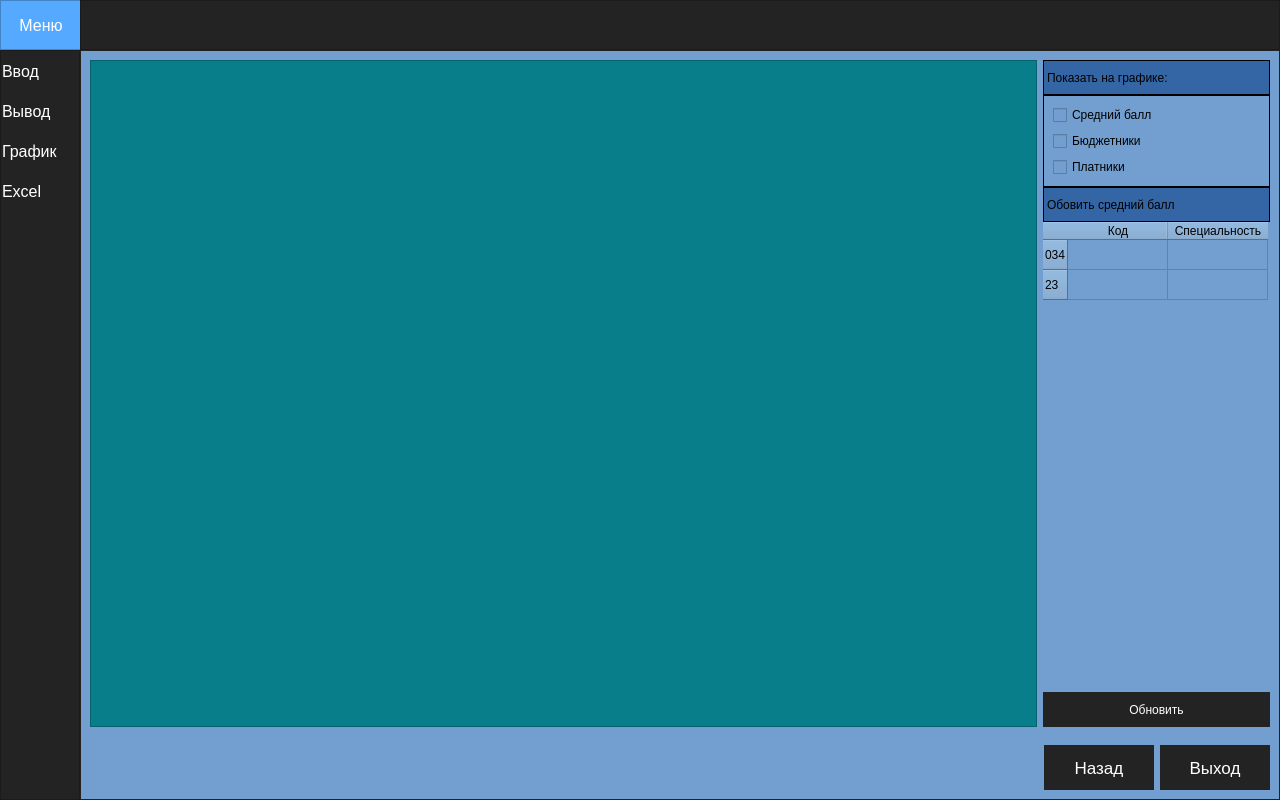
Qt form ui_interface/ui_graph.ui (Yoonoma/Working-CPO) before a commit.
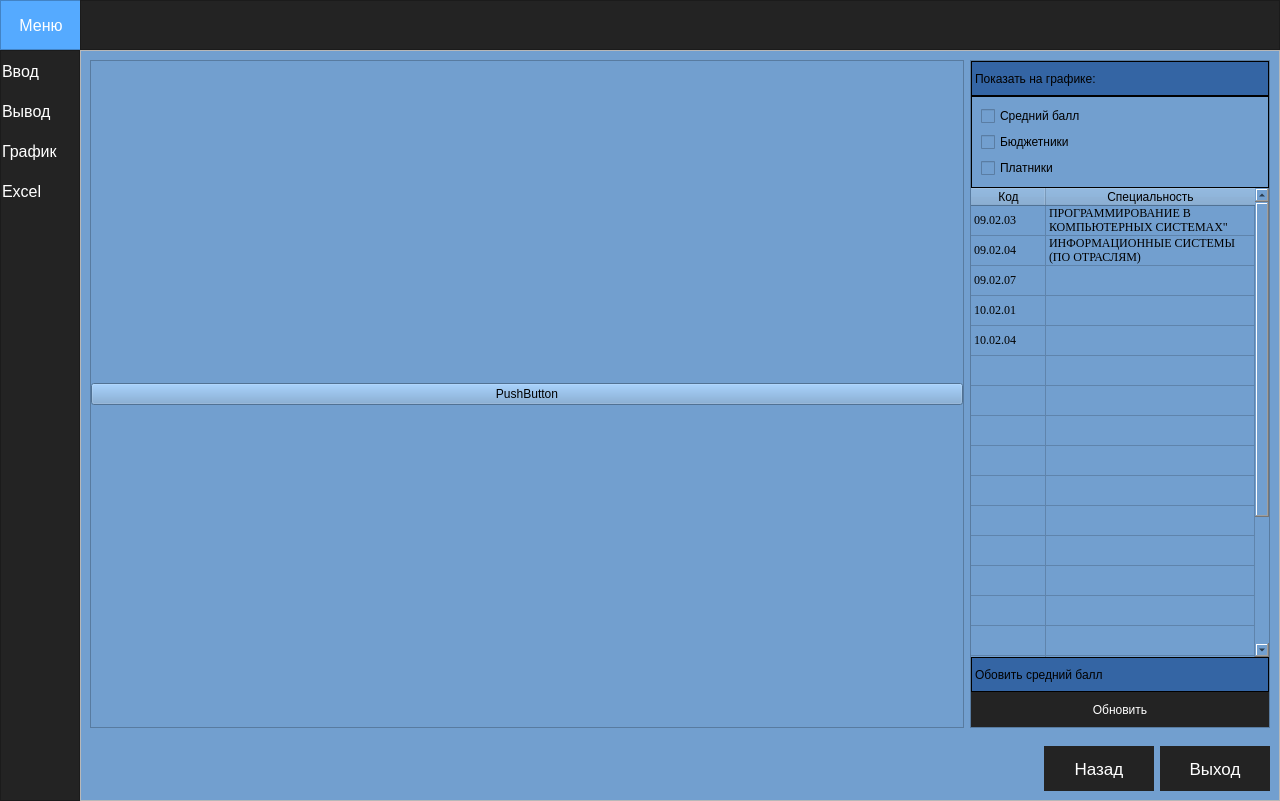
The same form after that commit. Icons and pictures are not drawn.

Commit message: V2 Проект готов. Осталось доработать дизайн

What changed in the file:
```diff
--- a/ui_interface/ui_graph.ui
+++ b/ui_interface/ui_graph.ui
@@ -7,7 +7,7 @@
     <x>0</x>
     <y>0</y>
     <width>1280</width>
-    <height>800</height>
+    <height>801</height>
    </rect>
   </property>
   <property name="minimumSize">
@@ -16,12 +16,17 @@
     <height>800</height>
    </size>
   </property>
+  <property name="maximumSize">
+   <size>
+    <width>16777215</width>
+    <height>16777215</height>
+   </size>
+  </property>
   <property name="windowTitle">
    <string>Образовательная деятельность СПО</string>
   </property>
   <property name="styleSheet">
-   <string notr="true">background-color: rgb(45, 45, 45);
-</string>
+   <string notr="true"/>
   </property>
   <widget class="QWidget" name="centralwidget">
    <layout class="QVBoxLayout" name="verticalLayout">
@@ -627,15 +632,52 @@
                 </property>
                 <layout class="QHBoxLayout" name="horizontalLayout_4">
                  <item>
-                  <widget class="QFrame" name="frame">
+                  <widget class="QFrame" name="frame_chart">
+                   <property name="frameShape">
+                    <enum>QFrame::StyledPanel</enum>
+                   </property>
+                   <property name="frameShadow">
+                    <enum>QFrame::Plain</enum>
+                   </property>
+                   <property name="lineWidth">
+                    <number>8</number>
+                   </property>
+                   <layout class="QHBoxLayout" name="horizontalLayout_3">
+                    <property name="leftMargin">
+                     <number>0</number>
+                    </property>
+                    <property name="topMargin">
+                     <number>0</number>
+                    </property>
+                    <property name="rightMargin">
+                     <number>0</number>
+                    </property>
+                    <property name="bottomMargin">
+                     <number>0</number>
+                    </property>
+                    <item>
+                     <widget class="QPushButton" name="btn_TEST">
+                      <property name="text">
+                       <string>PushButton</string>
+                      </property>
+                     </widget>
+                    </item>
+                   </layout>
+                  </widget>
+                 </item>
+                 <item>
+                  <widget class="QFrame" name="frame_data">
                    <property name="minimumSize">
                     <size>
-                     <width>947</width>
+                     <width>300</width>
                      <height>0</height>
                     </size>
                    </property>
-                   <property name="styleSheet">
-                    <string notr="true">background-color: rgb(8, 126, 139);</string>
+                   <property name="maximumSize">
+                    <size>
+                     <width>300</width>
+                     <height>16777215</height>
+                    </size>
                    </property>
                    <property name="frameShape">
                     <enum>QFrame::StyledPanel</enum>
@@ -643,15 +685,24 @@
                    <property name="frameShadow">
                     <enum>QFrame::Raised</enum>
                    </property>
-                  </widget>
-                 </item>
-                 <item>
-                  <layout class="QVBoxLayout" name="verticalLayout_10">
+                   <layout class="QVBoxLayout" name="verticalLayout_12">
                    <property name="spacing">
                     <number>0</number>
                    </property>
+                    <property name="leftMargin">
+                     <number>0</number>
+                    </property>
+                    <property name="topMargin">
+                     <number>0</number>
+                    </property>
+                    <property name="rightMargin">
+                     <number>0</number>
+                    </property>
+                    <property name="bottomMargin">
+                     <number>0</number>
+                    </property>
                    <item>
-                    <widget class="QLabel" name="label_indicator">
+                     <widget class="QLabel" name="lbl_indicator">
                      <property name="minimumSize">
                       <size>
                        <width>0</width>
@@ -717,30 +768,6 @@
                      </layout>
                     </widget>
                    </item>
-                   <item>
-                    <widget class="QLabel" name="lbl_update_GPA">
-                     <property name="minimumSize">
-                      <size>
-                       <width>0</width>
-                       <height>35</height>
-                      </size>
-                     </property>
-                     <property name="maximumSize">
-                      <size>
-                       <width>16777215</width>
-                       <height>16777215</height>
-                      </size>
-                     </property>
-                     <property name="styleSheet">
-                      <string notr="true">background-color: rgb(52, 101, 164);
-border: 1px solid;
-</string>
-                     </property>
-                     <property name="text">
-                      <string>Обовить средний балл</string>
-                     </property>
-                    </widget>
-                   </item>
                    <item>
                     <widget class="QTableWidget" name="tableWidget">
                      <property name="sizePolicy">
@@ -749,14 +776,33 @@
                        <verstretch>0</verstretch>
                       </sizepolicy>
                      </property>
+                      <property name="minimumSize">
+                       <size>
+                        <width>0</width>
+                        <height>0</height>
+                       </size>
+                      </property>
                      <property name="font">
                       <font>
+                        <family>Times New Roman</family>
                        <pointsize>-1</pointsize>
                        <weight>50</weight>
                        <italic>false</italic>
                        <bold>false</bold>
                       </font>
                      </property>
+                      <property name="tabletTracking">
+                       <bool>false</bool>
+                      </property>
+                      <property name="acceptDrops">
+                       <bool>false</bool>
+                      </property>
+                      <property name="layoutDirection">
+                       <enum>Qt::LeftToRight</enum>
+                      </property>
+                      <property name="autoFillBackground">
+                       <bool>false</bool>
+                      </property>
                      <property name="styleSheet">
                       <string notr="true">font: 12px;</string>
                      </property>
@@ -766,14 +812,157 @@
                      <property name="frameShadow">
                       <enum>QFrame::Plain</enum>
                      </property>
+                      <property name="tabKeyNavigation">
+                       <bool>true</bool>
+                      </property>
+                      <property name="showDropIndicator" stdset="0">
+                       <bool>true</bool>
+                      </property>
+                      <property name="dragEnabled">
+                       <bool>false</bool>
+                      </property>
+                      <property name="dragDropOverwriteMode">
+                       <bool>true</bool>
+                      </property>
+                      <property name="showGrid">
+                       <bool>true</bool>
+                      </property>
+                      <property name="sortingEnabled">
+                       <bool>false</bool>
+                      </property>
+                      <property name="wordWrap">
+                       <bool>true</bool>
+                      </property>
+                      <attribute name="horizontalHeaderVisible">
+                       <bool>true</bool>
+                      </attribute>
+                      <attribute name="horizontalHeaderCascadingSectionResizes">
+                       <bool>false</bool>
+                      </attribute>
+                      <attribute name="horizontalHeaderMinimumSectionSize">
+                       <number>50</number>
+                      </attribute>
+                      <attribute name="horizontalHeaderDefaultSectionSize">
+                       <number>75</number>
+                      </attribute>
+                      <attribute name="horizontalHeaderHighlightSections">
+                       <bool>true</bool>
+                      </attribute>
+                      <attribute name="horizontalHeaderShowSortIndicator" stdset="0">
+                       <bool>true</bool>
+                      </attribute>
+                      <attribute name="horizontalHeaderStretchLastSection">
+                       <bool>true</bool>
+                      </attribute>
+                      <attribute name="verticalHeaderVisible">
+                       <bool>false</bool>
+                      </attribute>
+                      <attribute name="verticalHeaderCascadingSectionResizes">
+                       <bool>false</bool>
+                      </attribute>
                      <row>
                       <property name="text">
-                       <string>034</string>
+                        <string>1</string>
                       </property>
                      </row>
                      <row>
                       <property name="text">
-                       <string>23</string>
+                        <string>2</string>
+                       </property>
+                      </row>
+                      <row>
+                       <property name="text">
+                        <string>3</string>
+                       </property>
+                      </row>
+                      <row>
+                       <property name="text">
+                        <string>4</string>
+                       </property>
+                      </row>
+                      <row>
+                       <property name="text">
+                        <string>5</string>
+                       </property>
+                      </row>
+                      <row>
+                       <property name="text">
+                        <string>6</string>
+                       </property>
+                      </row>
+                      <row>
+                       <property name="text">
+                        <string>7</string>
+                       </property>
+                      </row>
+                      <row>
+                       <property name="text">
+                        <string>8</string>
+                       </property>
+                      </row>
+                      <row>
+                       <property name="text">
+                        <string>9</string>
+                       </property>
+                      </row>
+                      <row>
+                       <property name="text">
+                        <string>10</string>
+                       </property>
+                      </row>
+                      <row>
+                       <property name="text">
+                        <string>11</string>
+                       </property>
+                      </row>
+                      <row>
+                       <property name="text">
+                        <string>12</string>
+                       </property>
+                      </row>
+                      <row>
+                       <property name="text">
+                        <string>13</string>
+                       </property>
+                      </row>
+                      <row>
+                       <property name="text">
+                        <string>14</string>
+                       </property>
+                      </row>
+                      <row>
+                       <property name="text">
+                        <string>15</string>
+                       </property>
+                      </row>
+                      <row>
+                       <property name="text">
+                        <string>16</string>
+                       </property>
+                      </row>
+                      <row>
+                       <property name="text">
+                        <string>17</string>
+                       </property>
+                      </row>
+                      <row>
+                       <property name="text">
+                        <string>18</string>
+                       </property>
+                      </row>
+                      <row>
+                       <property name="text">
+                        <string>19</string>
+                       </property>
+                      </row>
+                      <row>
+                       <property name="text">
+                        <string>20</string>
+                       </property>
+                      </row>
+                      <row>
+                       <property name="text">
+                        <string>21</string>
                       </property>
                      </row>
                      <column>
@@ -786,6 +975,65 @@
                        <string>Специальность</string>
                       </property>
                      </column>
+                      <item row="0" column="0">
+                       <property name="text">
+                        <string>09.02.03 </string>
+                       </property>
+                      </item>
+                      <item row="0" column="1">
+                       <property name="text">
+                        <string>ПРОГРАММИРОВАНИЕ В КОМПЬЮТЕРНЫХ СИСТЕМАХ&quot;</string>
+                       </property>
+                      </item>
+                      <item row="1" column="0">
+                       <property name="text">
+                        <string>09.02.04</string>
+                       </property>
+                      </item>
+                      <item row="1" column="1">
+                       <property name="text">
+                        <string>ИНФОРМАЦИОННЫЕ СИСТЕМЫ (ПО ОТРАСЛЯМ)</string>
+                       </property>
+                      </item>
+                      <item row="2" column="0">
+                       <property name="text">
+                        <string>09.02.07 </string>
+                       </property>
+                      </item>
+                      <item row="3" column="0">
+                       <property name="text">
+                        <string>10.02.01</string>
+                       </property>
+                      </item>
+                      <item row="4" column="0">
+                       <property name="text">
+                        <string>10.02.04 </string>
+                       </property>
+                      </item>
+                     </widget>
+                    </item>
+                    <item>
+                     <widget class="QLabel" name="lbl_update_GPA">
+                      <property name="minimumSize">
+                       <size>
+                        <width>0</width>
+                        <height>35</height>
+                       </size>
+                      </property>
+                      <property name="maximumSize">
+                       <size>
+                        <width>16777215</width>
+                        <height>16777215</height>
+                       </size>
+                      </property>
+                      <property name="styleSheet">
+                       <string notr="true">background-color: rgb(52, 101, 164);
+border: 1px solid;
+</string>
+                      </property>
+                      <property name="text">
+                       <string>Обовить средний балл</string>
+                      </property>
                     </widget>
                    </item>
                    <item>
@@ -818,6 +1066,7 @@
                     </widget>
                    </item>
                   </layout>
+                  </widget>
                  </item>
                 </layout>
                </widget>
```
Lines whose indentation alone changed are shown as unchanged. The commit also changes 5 other files.
